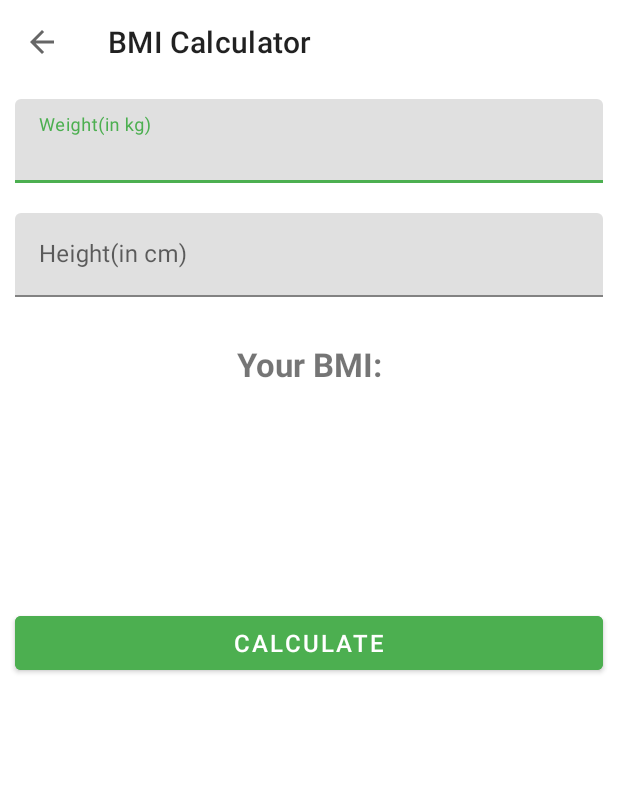
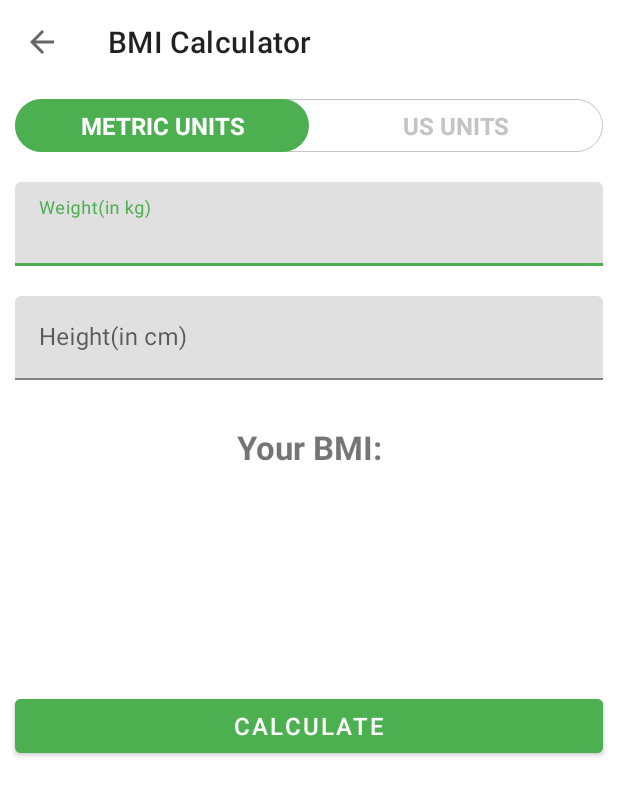
Before and after one commit to lizarizvi/7MinutesWorkoutApp, an Android app: the BMIActivity screen opened directly, with no data from a screen before it, on a phone screen of 412 x 824 dp. Shown: the top 796 px of the screen. Run offline under Robolectric (Android 15) with nearby library versions, the phone set to English and light mode, and no system bars.

Commit message:
adding radio group and radio buttons

```diff
--- a/app/src/main/res/layout/activity_bmi.xml
+++ b/app/src/main/res/layout/activity_bmi.xml
@@ -13,8 +13,47 @@
         android:layout_height="?android:attr/actionBarSize"
         android:background="@color/white"/>
 
+    <RadioGroup
+        android:layout_below="@+id/toolbarBMI"
+        android:layout_width="match_parent"
+        android:layout_height="wrap_content"
+        android:id="@+id/rgUnits"
+        android:layout_margin="10dp"
+        android:orientation="horizontal"
+        android:background="@drawable/radio_group_tab_bg">
+
+        <RadioButton
+            android:id="@+id/rbMetricUnits"
+            android:layout_width="0dp"
+            android:layout_height="35dp"
+            android:layout_weight="1"
+            android:background="@drawable/unit_tab_selector"
+            android:button="@null"
+            android:checked="true"
+            android:gravity="center"
+            android:text="METRIC UNITS"
+            android:textSize="16sp"
+            android:textColor="@drawable/tab_color_selector"
+            android:textStyle="bold"/>
+
+        <RadioButton
+            android:id="@+id/rbUSUnits"
+            android:layout_width="0dp"
+            android:layout_height="35dp"
+            android:layout_weight="1"
+            android:background="@drawable/unit_tab_selector"
+            android:button="@null"
+            android:checked="false"
+            android:gravity="center"
+            android:text="US UNITS"
+            android:textSize="16sp"
+            android:textColor="@drawable/tab_color_selector"
+            android:textStyle="bold"/>
+
+    </RadioGroup>
+
     <com.google.android.material.textfield.TextInputLayout
-        android:layout_below="@+id/toolbarBMI"
+        android:layout_below="@+id/rgUnits"
         android:layout_width="match_parent"
         android:layout_height="wrap_content"
         android:id="@+id/tilWeight"
```
